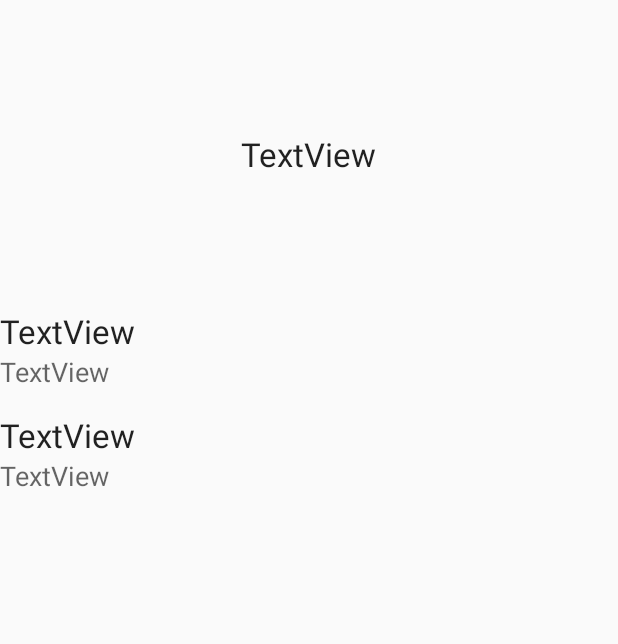
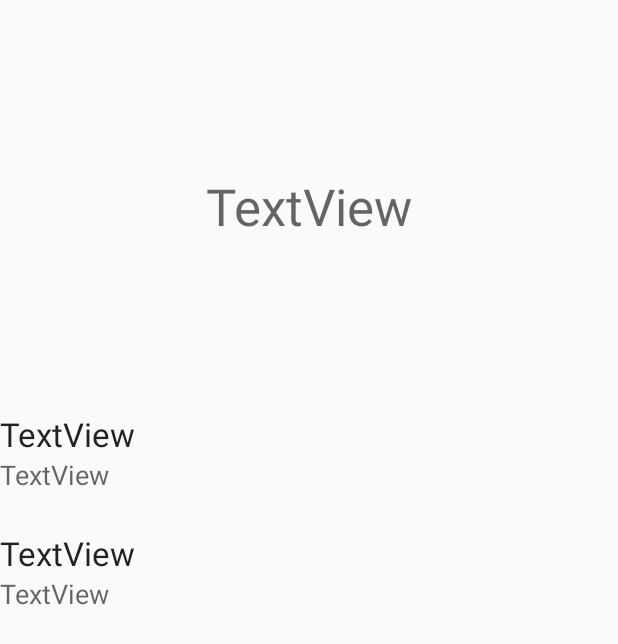
Before and after one commit to sukjong2002/Yongsan03Alrimi, an Android app: the layout activity_list.xml on its own in the app's theme, with its tools: preview values and no code run, on a phone screen of 412 x 824 dp. Shown: the top 644 px of the screen. Run offline under Robolectric (Android 15) with nearby library versions, the phone set to English and light mode, and no system bars.

Commit message:
commit at 1911031108

```diff
--- a/app/src/main/res/layout/activity_list.xml
+++ b/app/src/main/res/layout/activity_list.xml
@@ -19,7 +19,7 @@
     <LinearLayout
         android:layout_width="match_parent"
         android:layout_height="match_parent"
-        android:layout_weight="3"
+        android:layout_weight="2"
         android:gravity="center"
         android:orientation="vertical">
 
@@ -27,8 +27,9 @@
             android:id="@+id/stnName"
             android:layout_width="wrap_content"
             android:layout_height="wrap_content"
+            android:maxLines="1"
             android:text="TextView"
-            android:textAppearance="@style/TextAppearance.AppCompat.Large" />
+            android:textAppearance="@style/TextAppearance.AppCompat.Display1" />
     </LinearLayout>
 
     <LinearLayout
@@ -36,6 +37,12 @@
         android:layout_height="match_parent"
         android:layout_gravity="center"
         android:layout_weight="1"
+        android:orientation="vertical">
+
+        <LinearLayout
+            android:layout_width="match_parent"
+            android:layout_height="wrap_content"
+            android:layout_marginBottom="10dp"
             android:orientation="vertical">
 
             <TextView
@@ -52,6 +59,12 @@
                 android:layout_marginBottom="15dp"
                 android:text="TextView"
                 android:textAppearance="@style/TextAppearance.AppCompat.Medium" />
+        </LinearLayout>
+
+        <LinearLayout
+            android:layout_width="match_parent"
+            android:layout_height="wrap_content"
+            android:orientation="vertical">
 
             <TextView
                 android:id="@+id/secondTime"
@@ -66,6 +79,7 @@
                 android:layout_height="wrap_content"
                 android:text="TextView"
                 android:textAppearance="@style/TextAppearance.AppCompat.Medium" />
+        </LinearLayout>
 
     </LinearLayout>
 
--- a/app/src/main/res/values/strings.xml
+++ b/app/src/main/res/values/strings.xml
@@ -12,4 +12,6 @@
 http://www.apache.org/licenses/LICENSE-2.0\n\n
 
 Unless required by applicable law or agreed to in writing, software distributed under the License is distributed on an "AS IS" BASIS, WITHOUT WARRANTIES OR CONDITIONS OF ANY KIND, either express or implied. See the License for the specific language governing permissions and limitations under the License.</string>
+    <string name="list_title_1">개발자</string>
+    <string name="list_title_4">원스토어 리뷰하러가기</string>
 </resources>
--- a/app/src/main/res/values/styles.xml
+++ b/app/src/main/res/values/styles.xml
@@ -1,7 +1,7 @@
 <resources>
 
     <!-- Base application theme. -->
-    <style name="AppTheme" parent="Theme.AppCompat.Light.DarkActionBar">
+    <style name="AppTheme" parent="Theme.AppCompat.DayNight">
         <!-- Customize your theme here. -->
         <item name="colorPrimary">@color/colorPrimary</item>
         <item name="colorPrimaryDark">@color/colorPrimaryDark</item>
--- a/build.gradle
+++ b/build.gradle
@@ -7,7 +7,7 @@ buildscript {
 
     }
     dependencies {
-        classpath 'com.android.tools.build:gradle:3.5.1'
+        classpath 'com.android.tools.build:gradle:3.5.2'
 
         // NOTE: Do not place your application dependencies here; they belong
         // in the individual module build.gradle files
--- /dev/null
+++ b/settings.gradle
@@ -0,0 +1 @@
+include ':app'
```
Also changed, not shown: app/src/main/res/layout/activity_display_info.xml (+12 -3 lines). Lines whose indentation alone changed are shown as unchanged.
